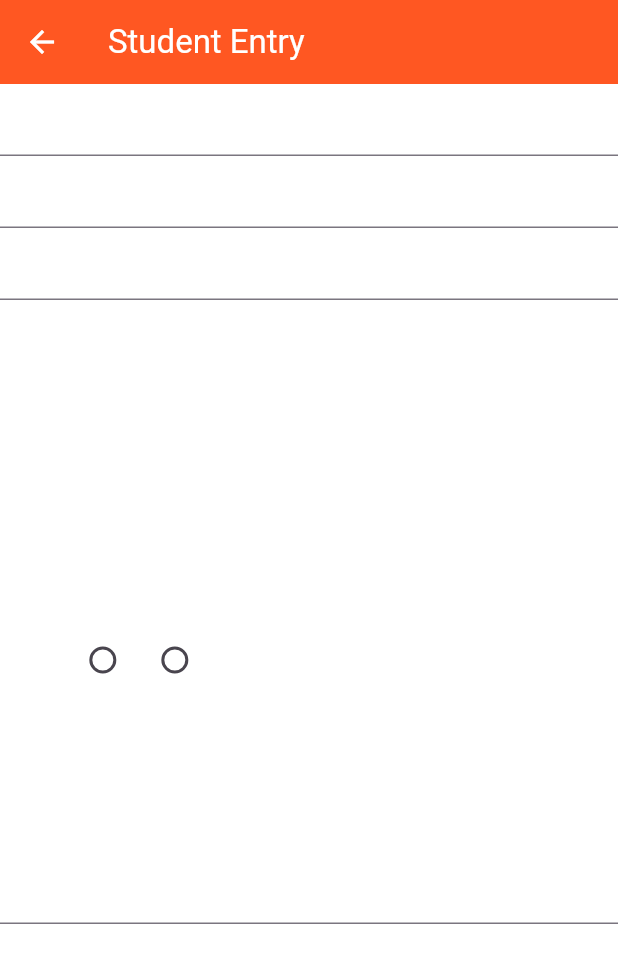
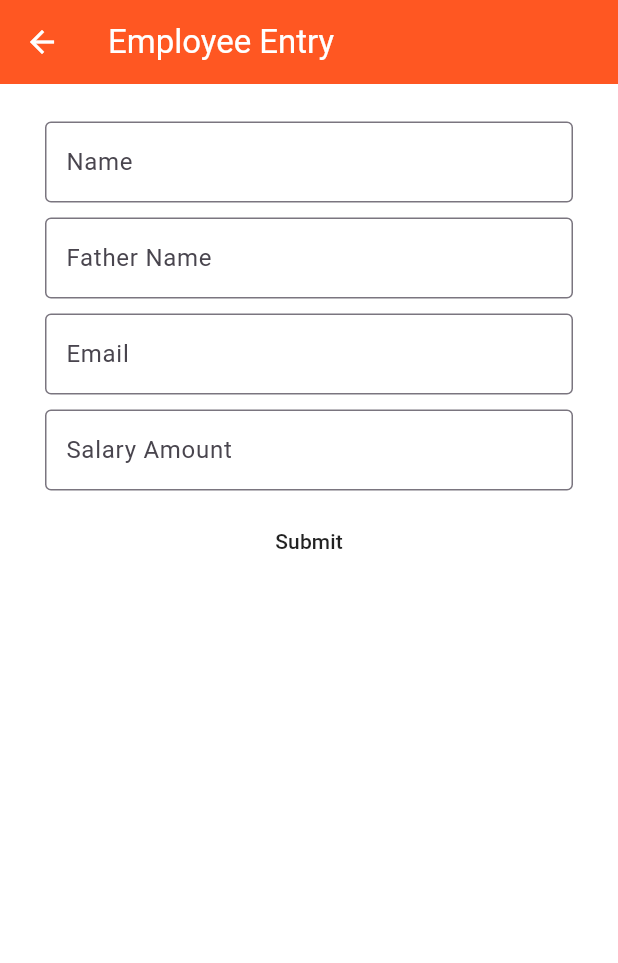
Before and after one commit to SenDevCk/myfirstflutterpro, a Flutter app: the EmployeeEntry screen opened directly, on a phone screen of 412 x 824 dp. Shown: the top 963 px of the screen. Run offline on Flutter 3.47's test engine with Material 3 defaults, Android fonts, the phone set to English and light mode, and no system bars; drawn by our look-alikes of reactive_forms; our stand-ins replace get, permission_handler, sqflite; accounts and stored records are empty.

Commit message:
employee entry work

```diff
--- a/lib/activity/employee.dart
+++ b/lib/activity/employee.dart
@@ -1,3 +1,7 @@
+
+
+import 'dart:developer';
+
 import 'package:flutter/cupertino.dart';
 import 'package:flutter/material.dart';
 import 'package:reactive_forms/reactive_forms.dart';
@@ -20,7 +24,7 @@ class _EmployeeEntryState extends State<EmployeeEntry> {
     'gender': FormControl<String>(
         validators: [Validators.required]),
     'salary': FormControl<double>(
-        validators: [Validators.required, Validators.number, Validators.min(1000)])
+        validators: [Validators.required, Validators.min(1000)])
   });
 
   @override
@@ -32,40 +36,67 @@ class _EmployeeEntryState extends State<EmployeeEntry> {
           color: Colors.white, //change your color here
         ),
         backgroundColor: Colors.deepOrange,
-        title: Text("Student Entry", style: TextStyle(color: Colors.white)),
+        title: Text("Employee Entry", style: TextStyle(color: Colors.white)),
       ),
-      body: ReactiveForm(
+      body: SingleChildScrollView(child:Container(
+        margin: new EdgeInsets.all(15.0),
+        child: ReactiveForm(
         formGroup: form,
         child: Column(
-           children: [
-             Expanded(
-               child:Column(
-                 children: [
-                   ReactiveTextField(
+           children: <Widget>[
+                    Padding(
+                    padding: EdgeInsets.only(
+                    left: 15, top: 10, right: 15, bottom: 0),
+                    child: ReactiveTextField(
                      formControlName: 'name',
+                     decoration: InputDecoration(
+                       labelText: 'Name',
+                       border: OutlineInputBorder(),
+                       contentPadding: EdgeInsets.symmetric(vertical: 15.0, horizontal: 10.0),
+                     ),
+                      textInputAction: TextInputAction.next,
+                     keyboardType: TextInputType.text,
                      validationMessages: {
                        'required': (error) => 'The name must not be empty',
                        'minLength': (error) => 'Min length should be 3'
                      },
-                   ),
-                   ReactiveTextField(
+                   )),
+            Padding(
+              padding: EdgeInsets.only(
+                  left: 15, top: 10, right: 15, bottom: 0),
+                   child: ReactiveTextField(
                      formControlName: 'fatherName',
+                     textInputAction: TextInputAction.next,
+                     decoration: InputDecoration(
+                       labelText: 'Father Name',
+                       border: OutlineInputBorder(),
+                       contentPadding: EdgeInsets.symmetric(vertical: 15.0, horizontal: 10.0),
+                     ),
+                     keyboardType: TextInputType.text,
                      validationMessages: {
                        'required': (error) => 'The father name must not be empty',
                        'minLength': (error) => 'Min length should be 3'
                      },
-                   ),
-                   ReactiveTextField(
+                   )),
+          Padding(
+            padding: EdgeInsets.only(left: 15, top: 10, right: 15, bottom: 0),
+              child: ReactiveTextField(
                      formControlName: 'email',
+                     textInputAction: TextInputAction.next,
+                     decoration: InputDecoration(
+                       labelText: 'Email',
+                       border: OutlineInputBorder(),
+                       contentPadding: EdgeInsets.symmetric(vertical: 15.0, horizontal: 10.0),
+                     ),
+                     keyboardType: TextInputType.emailAddress,
                      validationMessages: {
                        'required': (error) => 'The name must not be empty',
                        'email': (error) => 'please provide right email'
                      },
-                   ),
-                 ],
-               ),
-             ),
-             Expanded(child:
+                   )),
+
+
+            /* Expanded(child:
                  Row(
                    children: [
                      Text("gender", style: TextStyle(color: Colors.white)),
@@ -73,20 +104,45 @@ class _EmployeeEntryState extends State<EmployeeEntry> {
                      ReactiveRadio(value: 'F',formControlName: 'gender',)
                    ],
                  )
-             ),
-             Expanded(
+             ),*/
+             Padding(
+                 padding: EdgeInsets.only(
+                     left: 15, top: 10, right: 15, bottom: 0),
                  child: ReactiveTextField(
                    formControlName: 'salary',
+                   decoration: InputDecoration(
+                     labelText: 'Salary Amount',
+                     border: OutlineInputBorder(),
+                     contentPadding: EdgeInsets.symmetric(vertical: 15.0, horizontal: 10.0),
+                   ),
+                   keyboardType: TextInputType.number,
                    validationMessages: {
                      'required':(error)=>'Salary Required !',
-                     'min':(error)=>'min salary must be 1000 !'
+                     'min':(error)=>'Min amount 1000 !'
                    },
                  )
 
+             ),
+             Padding(
+                 padding: EdgeInsets.only(
+                     left: 15, top: 10, right: 15, bottom: 0),
+             child: MaterialButton(
+               onPressed: () => {
+                 if(!form.invalid){
+                    ScaffoldMessenger.of(context).showSnackBar(const SnackBar(
+                      content: Text("Please Provide write data"),
+                    ))
+                 }else{
+                     log('data : $form.value')
+                  }
+               },
+               child: Text('Submit'),
+             )
              )
            ],
         )
       ),
-    );
+    )
+    ));
   }
 }
--- a/lib/activity/student_list.dart
+++ b/lib/activity/student_list.dart
@@ -42,11 +42,11 @@ class _StudentListState extends State<StudentList> {
       body: ListView.builder(
         itemCount: count,
         itemBuilder: (BuildContext context, int index) {
-          return ListTile(
+          return (students.length>0)?ListTile(
             title: Text(
               students[index].name, style: TextStyle(color: Colors.blue),),
             subtitle: Text(students[index].mobile),
-          );
+          ):Text("No data Found !",style: TextStyle(color: Colors.red),);
         },
       ),
     );
```
Also changed, not shown: lib/activity/map.dart (added).
